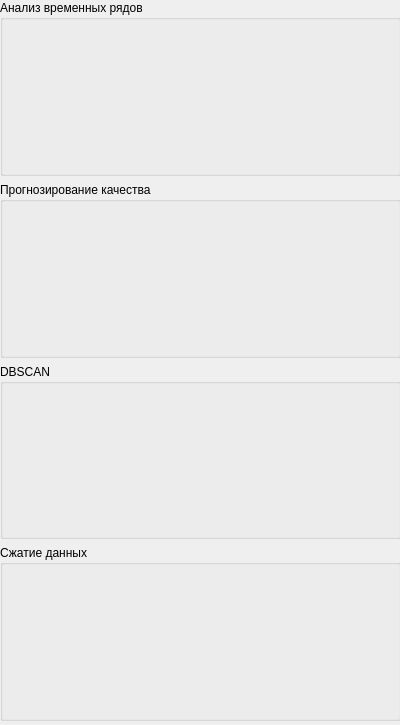
Old version of the form Sources/Administrator.ui in the repository ArbiterOfJudgement/DM.
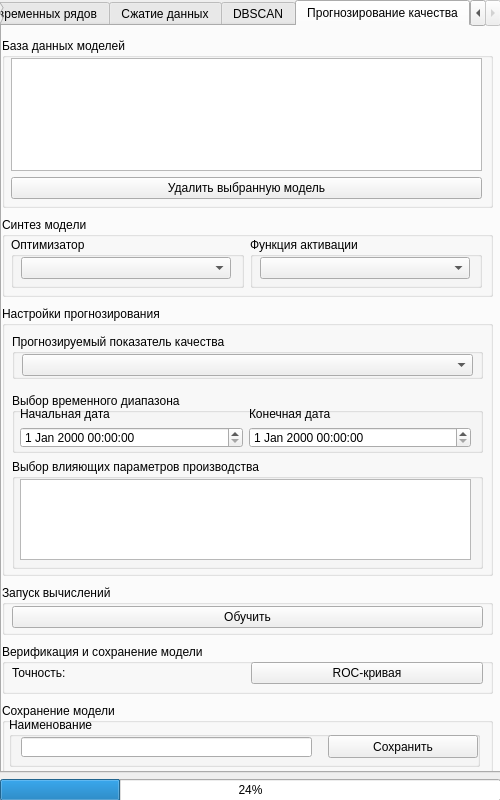
New version of the form. The open tabs and pages were chosen to show the change.

The edit to the form file:
```diff
--- a/Sources/Administrator.ui
+++ b/Sources/Administrator.ui
@@ -6,48 +6,492 @@
    <rect>
     <x>0</x>
     <y>0</y>
-    <width>400</width>
-    <height>725</height>
+    <width>500</width>
+    <height>800</height>
    </rect>
   </property>
+  <property name="minimumSize">
+   <size>
+    <width>500</width>
+    <height>800</height>
+   </size>
+  </property>
+  <property name="maximumSize">
+   <size>
+    <width>500</width>
+    <height>800</height>
+   </size>
+  </property>
   <property name="windowTitle">
    <string>AdministratorWindow</string>
   </property>
-  <widget class="QWidget" name="verticalLayoutWidget">
+  <widget class="QWidget" name="verticalLayoutWidget_2">
    <property name="geometry">
     <rect>
      <x>0</x>
      <y>0</y>
-     <width>401</width>
-     <height>721</height>
+     <width>501</width>
+     <height>801</height>
     </rect>
    </property>
-   <layout class="QVBoxLayout" name="verticalLayout">
+   <layout class="QVBoxLayout" name="verticalLayout_7">
+    <property name="sizeConstraint">
+     <enum>QLayout::SetMinimumSize</enum>
+    </property>
     <item>
-     <widget class="QGroupBox" name="TSA_group">
-      <property name="title">
-       <string>Анализ временных рядов</string>
+     <widget class="QTabWidget" name="tabWidget_2">
+      <property name="cursor">
+       <cursorShape>ArrowCursor</cursorShape>
       </property>
-     </widget>
-    </item>
-    <item>
-     <widget class="QGroupBox" name="RNN_group">
-      <property name="title">
-       <string>Прогнозирование качества</string>
+      <property name="currentIndex">
+       <number>2</number>
       </property>
+      <widget class="QWidget" name="TSA_tab">
+       <property name="cursor">
+        <cursorShape>ArrowCursor</cursorShape>
+       </property>
+       <attribute name="title">
+        <string>Анализ временных рядов</string>
+       </attribute>
+      </widget>
+      <widget class="QWidget" name="MDC_tab">
+       <property name="cursor">
+        <cursorShape>ArrowCursor</cursorShape>
+       </property>
+       <attribute name="title">
+        <string>Сжатие данных</string>
+       </attribute>
+      </widget>
+      <widget class="QWidget" name="DBSCAN_tab">
+       <property name="cursor">
+        <cursorShape>ArrowCursor</cursorShape>
+       </property>
+       <attribute name="title">
+        <string>DBSCAN</string>
+       </attribute>
+      </widget>
+      <widget class="QWidget" name="RNN_tab">
+       <property name="cursor">
+        <cursorShape>ArrowCursor</cursorShape>
+       </property>
+       <attribute name="title">
+        <string>Прогнозирование качества</string>
+       </attribute>
+       <widget class="QWidget" name="verticalLayoutWidget_6">
+        <property name="geometry">
+         <rect>
+          <x>0</x>
+          <y>9</y>
+          <width>491</width>
+          <height>741</height>
+         </rect>
+        </property>
+        <layout class="QVBoxLayout" name="verticalLayout_9">
+         <item>
+          <widget class="QGroupBox" name="ModelsDbGroupBoxRNN">
+           <property name="maximumSize">
+            <size>
+             <width>16777215</width>
+             <height>170</height>
+            </size>
+           </property>
+           <property name="title">
+            <string>База данных моделей</string>
+           </property>
+           <widget class="QWidget" name="verticalLayoutWidget_3">
+            <property name="geometry">
+             <rect>
+              <x>9</x>
+              <y>20</y>
+              <width>471</width>
+              <height>141</height>
+             </rect>
+            </property>
+            <layout class="QVBoxLayout" name="verticalLayout_2">
+             <item>
+              <widget class="QTableWidget" name="ModelsTableWidgetRNN"/>
+             </item>
+             <item>
+              <widget class="QPushButton" name="DeleteModelPushButtonRNN">
+               <property name="cursor">
+                <cursorShape>PointingHandCursor</cursorShape>
+               </property>
+               <property name="text">
+                <string>Удалить выбранную модель</string>
+               </property>
+              </widget>
+             </item>
+            </layout>
+           </widget>
+          </widget>
+         </item>
+         <item>
+          <widget class="QGroupBox" name="ModelSettingsGroupBoxRNN">
+           <property name="maximumSize">
+            <size>
+             <width>16777215</width>
+             <height>80</height>
+            </size>
+           </property>
+           <property name="title">
+            <string>Синтез модели</string>
+           </property>
+           <widget class="QWidget" name="gridLayoutWidget_2">
+            <property name="geometry">
+             <rect>
+              <x>9</x>
+              <y>20</y>
+              <width>471</width>
+              <height>51</height>
+             </rect>
+            </property>
+            <layout class="QGridLayout" name="gridLayout_2">
+             <item row="0" column="0">
+              <widget class="QGroupBox" name="OptimizerGroupBoxRNN">
+               <property name="title">
+                <string>Оптимизатор</string>
+               </property>
+               <widget class="QComboBox" name="OptimizerComboBoxRNN">
+                <property name="geometry">
+                 <rect>
+                  <x>10</x>
+                  <y>20</y>
+                  <width>210</width>
+                  <height>22</height>
+                 </rect>
+                </property>
+                <property name="cursor">
+                 <cursorShape>PointingHandCursor</cursorShape>
+                </property>
+               </widget>
+              </widget>
+             </item>
+             <item row="0" column="1">
+              <widget class="QGroupBox" name="ActivationGroupBoxRNN">
+               <property name="title">
+                <string>Функция активации</string>
+               </property>
+               <widget class="QComboBox" name="ActivationComboBoxRNN">
+                <property name="geometry">
+                 <rect>
+                  <x>10</x>
+                  <y>20</y>
+                  <width>210</width>
+                  <height>22</height>
+                 </rect>
+                </property>
+                <property name="cursor">
+                 <cursorShape>PointingHandCursor</cursorShape>
+                </property>
+               </widget>
+              </widget>
+             </item>
+            </layout>
+           </widget>
+          </widget>
+         </item>
+         <item>
+          <widget class="QGroupBox" name="ForecastingSettingsGroupBoxRNN">
+           <property name="maximumSize">
+            <size>
+             <width>16777215</width>
+             <height>270</height>
+            </size>
+           </property>
+           <property name="title">
+            <string>Настройки прогнозирования</string>
+           </property>
+           <widget class="QWidget" name="verticalLayoutWidget">
+            <property name="geometry">
+             <rect>
+              <x>10</x>
+              <y>20</y>
+              <width>471</width>
+              <height>251</height>
+             </rect>
+            </property>
+            <layout class="QVBoxLayout" name="verticalLayout">
+             <item>
+              <widget class="QGroupBox" name="QualitIndicatorGroupBoxRNN">
+               <property name="maximumSize">
+                <size>
+                 <width>16777215</width>
+                 <height>45</height>
+                </size>
+               </property>
+               <property name="title">
+                <string>Прогнозируемый показатель качества</string>
+               </property>
+               <widget class="QComboBox" name="QualitIndicatorComboBoxRNN">
+                <property name="geometry">
+                 <rect>
+                  <x>10</x>
+                  <y>20</y>
+                  <width>451</width>
+                  <height>22</height>
+                 </rect>
+                </property>
+                <property name="cursor">
+                 <cursorShape>PointingHandCursor</cursorShape>
+                </property>
+               </widget>
+              </widget>
+             </item>
+             <item>
+              <layout class="QGridLayout" name="gridLayout_17">
+               <item row="1" column="0">
+                <widget class="QGroupBox" name="RelevantFeaturesGroupBoxRNN">
+                 <property name="maximumSize">
+                  <size>
+                   <width>16777215</width>
+                   <height>110</height>
+                  </size>
+                 </property>
+                 <property name="title">
+                  <string>Выбор влияющих параметров производства</string>
+                 </property>
+                 <widget class="QListWidget" name="RelevantFeaturesRNN">
+                  <property name="geometry">
+                   <rect>
+                    <x>8</x>
+                    <y>20</y>
+                    <width>451</width>
+                    <height>81</height>
+                   </rect>
+                  </property>
+                  <property name="cursor" stdset="0">
+                   <cursorShape>ArrowCursor</cursorShape>
+                  </property>
+                 </widget>
+                </widget>
+               </item>
+               <item row="0" column="0">
+                <widget class="QGroupBox" name="TimeDiapazonRNN">
+                 <property name="maximumSize">
+                  <size>
+                   <width>600</width>
+                   <height>60</height>
+                  </size>
+                 </property>
+                 <property name="title">
+                  <string>Выбор временного диапазона</string>
+                 </property>
+                 <widget class="QWidget" name="gridLayoutWidget_16">
+                  <property name="geometry">
+                   <rect>
+                    <x>8</x>
+                    <y>14</y>
+                    <width>451</width>
+                    <height>41</height>
+                   </rect>
+                  </property>
+                  <layout class="QGridLayout" name="gridLayout_18">
+                   <item row="1" column="0">
+                    <widget class="QLabel" name="StartDateLabelRNN">
+                     <property name="text">
+                      <string>Начальная дата</string>
+                     </property>
+                    </widget>
+                   </item>
+                   <item row="2" column="0">
+                    <widget class="QDateTimeEdit" name="FromDateTimeRNN">
+                     <property name="cursor">
+                      <cursorShape>IBeamCursor</cursorShape>
+                     </property>
+                    </widget>
+                   </item>
+                   <item row="1" column="1">
+                    <widget class="QLabel" name="EndDateLabelRNN">
+                     <property name="text">
+                      <string>Конечная дата</string>
+                     </property>
+                    </widget>
+                   </item>
+                   <item row="2" column="1">
+                    <widget class="QDateTimeEdit" name="ToDateTimeRNN">
+                     <property name="cursor">
+                      <cursorShape>IBeamCursor</cursorShape>
+                     </property>
+                    </widget>
+                   </item>
+                  </layout>
+                 </widget>
+                </widget>
+               </item>
+              </layout>
+             </item>
+            </layout>
+           </widget>
+          </widget>
+         </item>
+         <item>
+          <widget class="QGroupBox" name="LearnGroupBoxRNN">
+           <property name="maximumSize">
+            <size>
+             <width>16777215</width>
+             <height>50</height>
+            </size>
+           </property>
+           <property name="title">
+            <string>Запуск вычислений</string>
+           </property>
+           <widget class="QWidget" name="gridLayoutWidget_17">
+            <property name="geometry">
+             <rect>
+              <x>10</x>
+              <y>20</y>
+              <width>471</width>
+              <height>25</height>
+             </rect>
+            </property>
+            <layout class="QGridLayout" name="gridLayout_19">
+             <item row="0" column="0">
+              <widget class="QPushButton" name="LearnButtonRNN">
+               <property name="cursor">
+                <cursorShape>PointingHandCursor</cursorShape>
+               </property>
+               <property name="text">
+                <string>Обучить</string>
+               </property>
+              </widget>
+             </item>
+            </layout>
+           </widget>
+          </widget>
+         </item>
+         <item>
+          <widget class="QGroupBox" name="ModelsValidationGroupBoxRNN">
+           <property name="maximumSize">
+            <size>
+             <width>16777215</width>
+             <height>50</height>
+            </size>
+           </property>
+           <property name="title">
+            <string>Верификация и сохранение модели</string>
+           </property>
+           <widget class="QWidget" name="gridLayoutWidget">
+            <property name="geometry">
+             <rect>
+              <x>10</x>
+              <y>17</y>
+              <width>471</width>
+              <height>25</height>
+             </rect>
+            </property>
+            <layout class="QGridLayout" name="gridLayout">
+             <item row="2" column="1">
+              <widget class="QPushButton" name="RocPushButtonRNN">
+               <property name="maximumSize">
+                <size>
+                 <width>469</width>
+                 <height>16777215</height>
+                </size>
+               </property>
+               <property name="cursor">
+                <cursorShape>PointingHandCursor</cursorShape>
+               </property>
+               <property name="text">
+                <string>ROC-кривая</string>
+               </property>
+              </widget>
+             </item>
+             <item row="2" column="0">
+              <widget class="QLabel" name="AccuracyLabelRNN">
+               <property name="text">
+                <string>Точность:</string>
+               </property>
+              </widget>
+             </item>
+            </layout>
+           </widget>
+          </widget>
+         </item>
+         <item>
+          <widget class="QGroupBox" name="groupBox">
+           <property name="maximumSize">
+            <size>
+             <width>16777215</width>
+             <height>70</height>
+            </size>
+           </property>
+           <property name="title">
+            <string>Сохранение модели</string>
+           </property>
+           <widget class="QWidget" name="horizontalLayoutWidget">
+            <property name="geometry">
+             <rect>
+              <x>7</x>
+              <y>14</y>
+              <width>471</width>
+              <height>51</height>
+             </rect>
+            </property>
+            <layout class="QHBoxLayout" name="horizontalLayout">
+             <item>
+              <widget class="QGroupBox" name="groupBox_2">
+               <property name="minimumSize">
+                <size>
+                 <width>0</width>
+                 <height>0</height>
+                </size>
+               </property>
+               <property name="maximumSize">
+                <size>
+                 <width>16777215</width>
+                 <height>50</height>
+                </size>
+               </property>
+               <property name="title">
+                <string>Наименование</string>
+               </property>
+               <widget class="QLineEdit" name="ModelNameLineEditRNN">
+                <property name="geometry">
+                 <rect>
+                  <x>12</x>
+                  <y>20</y>
+                  <width>291</width>
+                  <height>20</height>
+                 </rect>
+                </property>
+               </widget>
+               <widget class="QPushButton" name="SaveModelPushButton">
+                <property name="geometry">
+                 <rect>
+                  <x>319</x>
+                  <y>18</y>
+                  <width>150</width>
+                  <height>23</height>
+                 </rect>
+                </property>
+                <property name="maximumSize">
+                 <size>
+                  <width>150</width>
+                  <height>16777215</height>
+                 </size>
+                </property>
+                <property name="cursor">
+                 <cursorShape>PointingHandCursor</cursorShape>
+                </property>
+                <property name="text">
+                 <string>Сохранить</string>
+                </property>
+               </widget>
+              </widget>
+             </item>
+            </layout>
+           </widget>
+          </widget>
+         </item>
+        </layout>
+       </widget>
+      </widget>
      </widget>
     </item>
     <item>
-     <widget class="QGroupBox" name="DBSCAN_group">
-      <property name="title">
-       <string>DBSCAN</string>
-      </property>
-     </widget>
-    </item>
-    <item>
-     <widget class="QGroupBox" name="MDC_group">
-      <property name="title">
-       <string>Сжатие данных</string>
+     <widget class="QProgressBar" name="progressBar">
+      <property name="value">
+       <number>24</number>
       </property>
      </widget>
     </item>
```
